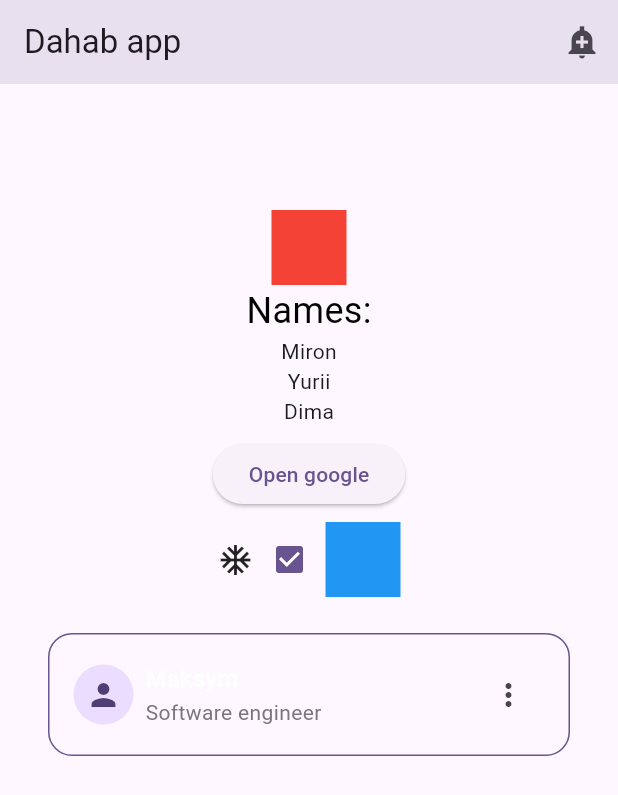
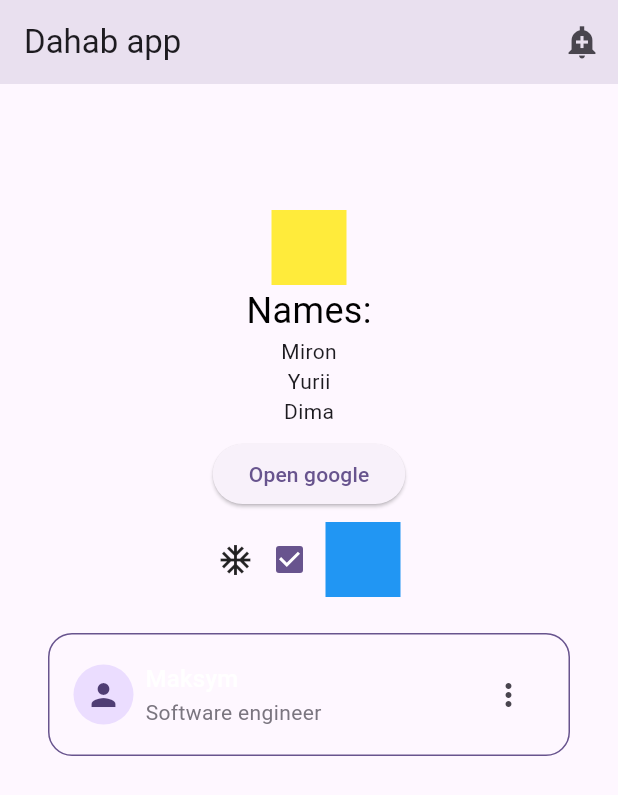
Before and after one commit to swat-cat/dahab_kids, a Flutter app: the screen it shows after launch, on a phone screen of 412 x 824 dp. Shown: the top 795 px of the screen. Run offline on Flutter 3.47's test engine with Material 3 defaults, Android fonts, the phone set to English and light mode, and no system bars; missing offline and left inert: image_picker_web.

Commit message:
changing container color to yellow

```diff
--- a/lib/ui/home.dart
+++ b/lib/ui/home.dart
@@ -28,7 +28,7 @@ class _HomeState extends State<Home> {
           mainAxisSize: MainAxisSize.min,
           children: [
             Container(
-              color: Colors.red,
+              color: Colors.yellow,
               width: 50,
               height: 50,
             ),
```
